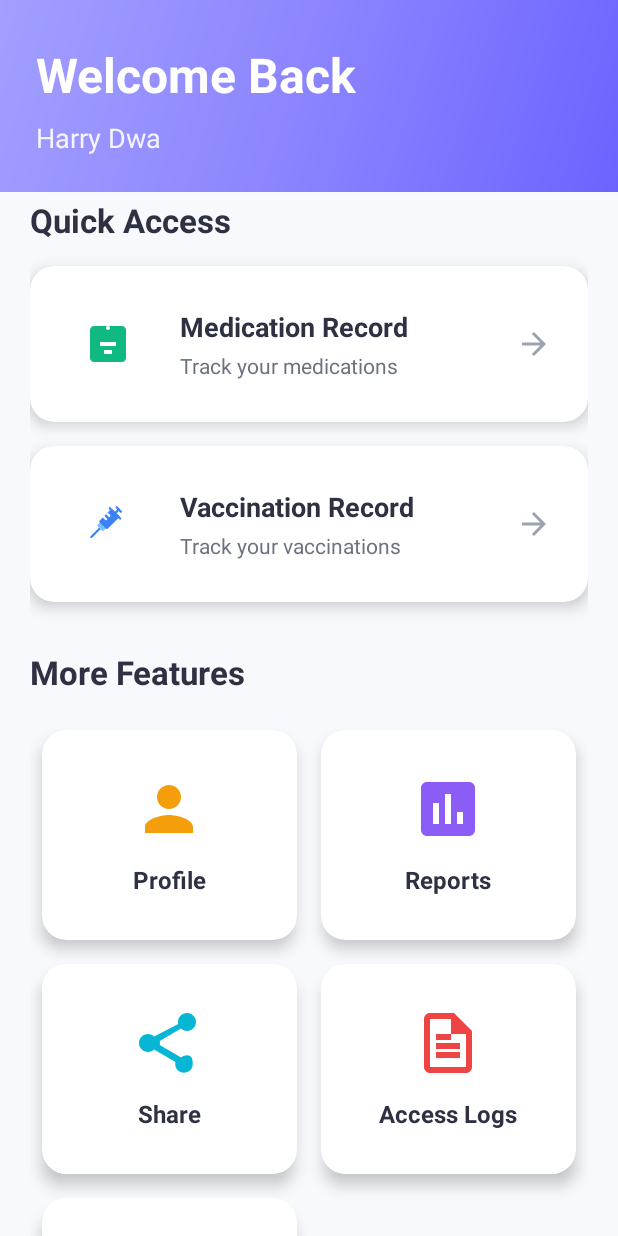
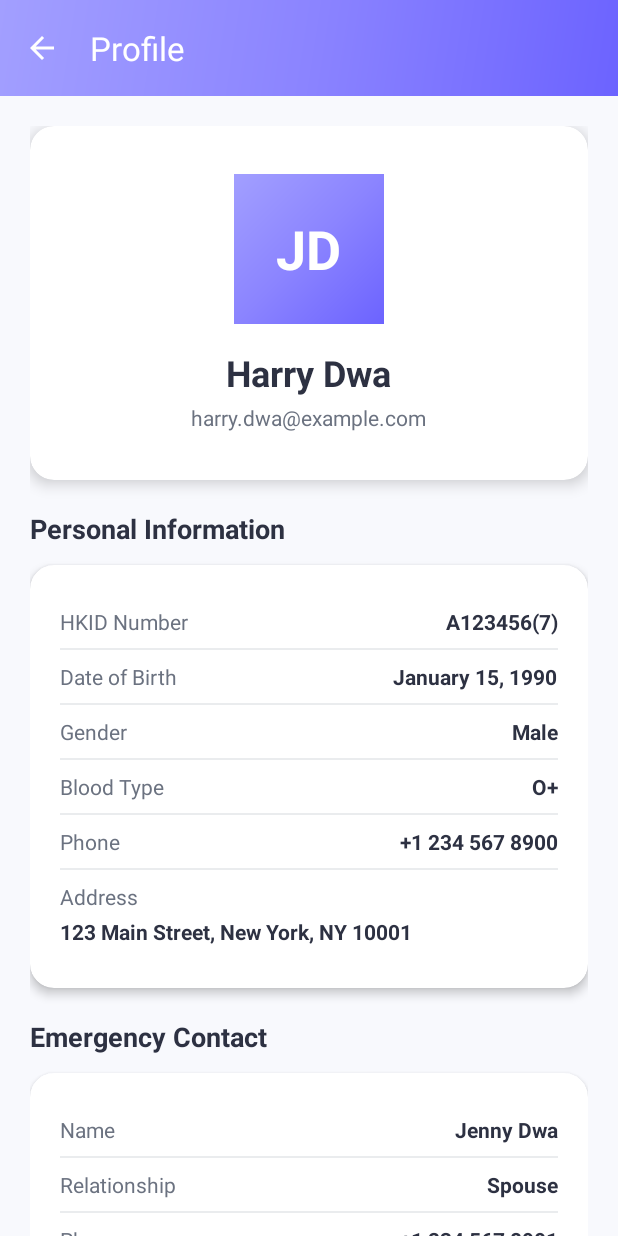
Before and after one commit to CC-LI-Jeffrey/Blockchain-based-Health-Wallet, an Android app: the screen it shows after launch (MainActivity before the commit, ProfileActivity after it), after a tap on "Profile", on a phone screen of 412 x 824 dp. Run offline under Robolectric (Android 15) with nearby library versions, the phone set to English and light mode, and no system bars; 2 other taps on this screen came first.

Commit message:
Implement Profile Page with dummy info

```diff
--- a/app/src/main/java/com/fyp/blockchainhealthwallet/MainActivity.kt
+++ b/app/src/main/java/com/fyp/blockchainhealthwallet/MainActivity.kt
@@ -38,7 +38,7 @@ class MainActivity : AppCompatActivity() {
         }
 
         findViewById<CardView>(R.id.cardProfile).setOnClickListener {
-            navigateToScreen("Profile")
+            startActivity(android.content.Intent(this, ProfileActivity::class.java))
         }
 
         findViewById<CardView>(R.id.cardReports).setOnClickListener {
--- /dev/null
+++ b/app/src/main/java/com/fyp/blockchainhealthwallet/ProfileActivity.kt
@@ -0,0 +1,26 @@
+package com.fyp.blockchainhealthwallet
+
+import android.os.Bundle
+import androidx.appcompat.app.AppCompatActivity
+import com.google.android.material.appbar.MaterialToolbar
+
+class ProfileActivity : AppCompatActivity() {
+
+    private lateinit var toolbar: MaterialToolbar
+
+    override fun onCreate(savedInstanceState: Bundle?) {
+        super.onCreate(savedInstanceState)
+        setContentView(R.layout.activity_profile)
+
+        // Setup toolbar
+        toolbar = findViewById(R.id.toolbar)
+        setSupportActionBar(toolbar)
+        supportActionBar?.setDisplayHomeAsUpEnabled(true)
+        supportActionBar?.title = "Profile"
+    }
+
+    override fun onSupportNavigateUp(): Boolean {
+        onBackPressed()
+        return true
+    }
+}
--- /dev/null
+++ b/app/src/main/res/layout/activity_profile.xml
@@ -0,0 +1,431 @@
+<?xml version="1.0" encoding="utf-8"?>
+<androidx.coordinatorlayout.widget.CoordinatorLayout xmlns:android="http://schemas.android.com/apk/res/android"
+    xmlns:app="http://schemas.android.com/apk/res-auto"
+    xmlns:tools="http://schemas.android.com/tools"
+    android:layout_width="match_parent"
+    android:layout_height="match_parent"
+    android:background="@color/background"
+    tools:context=".ProfileActivity">
+
+    <com.google.android.material.appbar.AppBarLayout
+        android:layout_width="match_parent"
+        android:layout_height="wrap_content"
+        android:theme="@style/ThemeOverlay.AppCompat.Dark.ActionBar">
+
+        <com.google.android.material.appbar.MaterialToolbar
+            android:id="@+id/toolbar"
+            android:layout_width="match_parent"
+            android:layout_height="?attr/actionBarSize"
+            android:background="@drawable/gradient_background"
+            android:elevation="4dp"
+            app:title="Profile"
+            app:titleTextColor="@color/white" />
+    </com.google.android.material.appbar.AppBarLayout>
+
+    <androidx.core.widget.NestedScrollView
+        android:layout_width="match_parent"
+        android:layout_height="match_parent"
+        app:layout_behavior="@string/appbar_scrolling_view_behavior">
+
+        <LinearLayout
+            android:layout_width="match_parent"
+            android:layout_height="wrap_content"
+            android:orientation="vertical"
+            android:padding="20dp">
+
+            <!-- Profile Header Card -->
+            <androidx.cardview.widget.CardView
+                android:layout_width="match_parent"
+                android:layout_height="wrap_content"
+                android:layout_marginBottom="20dp"
+                app:cardCornerRadius="16dp"
+                app:cardElevation="6dp">
+
+                <LinearLayout
+                    android:layout_width="match_parent"
+                    android:layout_height="wrap_content"
+                    android:gravity="center"
+                    android:orientation="vertical"
+                    android:padding="32dp">
+
+                    <!-- Profile Picture -->
+                    <FrameLayout
+                        android:layout_width="100dp"
+                        android:layout_height="100dp"
+                        android:background="@drawable/gradient_background">
+
+                        <TextView
+                            android:layout_width="wrap_content"
+                            android:layout_height="wrap_content"
+                            android:layout_gravity="center"
+                            android:text="JD"
+                            android:textColor="@color/white"
+                            android:textSize="36sp"
+                            android:textStyle="bold" />
+                    </FrameLayout>
+
+                    <!-- Name -->
+                    <TextView
+                        android:id="@+id/tvProfileName"
+                        android:layout_width="wrap_content"
+                        android:layout_height="wrap_content"
+                        android:layout_marginTop="16dp"
+                        android:text="Harry Dwa"
+                        android:textColor="@color/text_primary"
+                        android:textSize="24sp"
+                        android:textStyle="bold" />
+
+                    <!-- Email -->
+                    <TextView
+                        android:id="@+id/tvProfileEmail"
+                        android:layout_width="wrap_content"
+                        android:layout_height="wrap_content"
+                        android:layout_marginTop="4dp"
+                        android:text="harry.dwa@example.com"
+                        android:textColor="@color/text_secondary"
+                        android:textSize="14sp" />
+                </LinearLayout>
+            </androidx.cardview.widget.CardView>
+
+            <!-- Personal Information Section -->
+            <TextView
+                android:layout_width="wrap_content"
+                android:layout_height="wrap_content"
+                android:layout_marginBottom="12dp"
+                android:text="Personal Information"
+                android:textColor="@color/text_primary"
+                android:textSize="18sp"
+                android:textStyle="bold" />
+
+            <!-- Personal Info Card -->
+            <androidx.cardview.widget.CardView
+                android:layout_width="match_parent"
+                android:layout_height="wrap_content"
+                android:layout_marginBottom="20dp"
+                app:cardCornerRadius="16dp"
+                app:cardElevation="4dp">
+
+                <LinearLayout
+                    android:layout_width="match_parent"
+                    android:layout_height="wrap_content"
+                    android:orientation="vertical"
+                    android:padding="20dp">
+
+                    <!-- HKID Number -->
+                    <LinearLayout
+                        android:layout_width="match_parent"
+                        android:layout_height="wrap_content"
+                        android:orientation="horizontal"
+                        android:paddingTop="8dp"
+                        android:paddingBottom="8dp">
+
+                        <TextView
+                            android:layout_width="0dp"
+                            android:layout_height="wrap_content"
+                            android:layout_weight="1"
+                            android:text="HKID Number"
+                            android:textColor="@color/text_secondary"
+                            android:textSize="14sp" />
+
+                        <TextView
+                            android:id="@+id/tvHKID"
+                            android:layout_width="wrap_content"
+                            android:layout_height="wrap_content"
+                            android:text="A123456(7)"
+                            android:textColor="@color/text_primary"
+                            android:textSize="14sp"
+                            android:textStyle="bold" />
+                    </LinearLayout>
+
+                    <View
+                        android:layout_width="match_parent"
+                        android:layout_height="1dp"
+                        android:background="@color/text_hint"
+                        android:alpha="0.2" />
+
+                    <!-- Date of Birth -->
+                    <LinearLayout
+                        android:layout_width="match_parent"
+                        android:layout_height="wrap_content"
+                        android:orientation="horizontal"
+                        android:paddingTop="8dp"
+                        android:paddingBottom="8dp">
+
+                        <TextView
+                            android:layout_width="0dp"
+                            android:layout_height="wrap_content"
+                            android:layout_weight="1"
+                            android:text="Date of Birth"
+                            android:textColor="@color/text_secondary"
+                            android:textSize="14sp" />
+
+                        <TextView
+                            android:id="@+id/tvDOB"
+                            android:layout_width="wrap_content"
+                            android:layout_height="wrap_content"
+                            android:text="January 15, 1990"
+                            android:textColor="@color/text_primary"
+                            android:textSize="14sp"
+                            android:textStyle="bold" />
+                    </LinearLayout>
+
+                    <View
+                        android:layout_width="match_parent"
+                        android:layout_height="1dp"
+                        android:background="@color/text_hint"
+                        android:alpha="0.2" />
+
+                    <!-- Gender -->
+                    <LinearLayout
+                        android:layout_width="match_parent"
+                        android:layout_height="wrap_content"
+                        android:orientation="horizontal"
+                        android:paddingTop="8dp"
+                        android:paddingBottom="8dp">
+
+                        <TextView
+                            android:layout_width="0dp"
+                            android:layout_height="wrap_content"
+                            android:layout_weight="1"
+                            android:text="Gender"
+                            android:textColor="@color/text_secondary"
+                            android:textSize="14sp" />
+
+                        <TextView
+                            android:id="@+id/tvGender"
+                            android:layout_width="wrap_content"
+                            android:layout_height="wrap_content"
+                            android:text="Male"
+                            android:textColor="@color/text_primary"
+                            android:textSize="14sp"
+                            android:textStyle="bold" />
+                    </LinearLayout>
+
+                    <View
+                        android:layout_width="match_parent"
+                        android:layout_height="1dp"
+                        android:background="@color/text_hint"
+                        android:alpha="0.2" />
+
+                    <!-- Blood Type -->
+                    <LinearLayout
+                        android:layout_width="match_parent"
+                        android:layout_height="wrap_content"
+                        android:orientation="horizontal"
+                        android:paddingTop="8dp"
+                        android:paddingBottom="8dp">
+
+                        <TextView
+                            android:layout_width="0dp"
+                            android:layout_height="wrap_content"
+                            android:layout_weight="1"
+                            android:text="Blood Type"
+                            android:textColor="@color/text_secondary"
+                            android:textSize="14sp" />
+
+                        <TextView
+                            android:id="@+id/tvBloodType"
+                            android:layout_width="wrap_content"
+                            android:layout_height="wrap_content"
+                            android:text="O+"
+                            android:textColor="@color/text_primary"
+                            android:textSize="14sp"
+                            android:textStyle="bold" />
+                    </LinearLayout>
+
+                    <View
+                        android:layout_width="match_parent"
+                        android:layout_height="1dp"
+                        android:background="@color/text_hint"
+                        android:alpha="0.2" />
+
+                    <!-- Phone -->
+                    <LinearLayout
+                        android:layout_width="match_parent"
+                        android:layout_height="wrap_content"
+                        android:orientation="horizontal"
+                        android:paddingTop="8dp"
+                        android:paddingBottom="8dp">
+
+                        <TextView
+                            android:layout_width="0dp"
+                            android:layout_height="wrap_content"
+                            android:layout_weight="1"
+                            android:text="Phone"
+                            android:textColor="@color/text_secondary"
+                            android:textSize="14sp" />
+
+                        <TextView
+                            android:id="@+id/tvPhone"
+                            android:layout_width="wrap_content"
+                            android:layout_height="wrap_content"
+                            android:text="+1 234 567 8900"
+                            android:textColor="@color/text_primary"
+                            android:textSize="14sp"
+                            android:textStyle="bold" />
+                    </LinearLayout>
+
+                    <View
+                        android:layout_width="match_parent"
+                        android:layout_height="1dp"
+                        android:background="@color/text_hint"
+                        android:alpha="0.2" />
+
+                    <!-- Address -->
+                    <LinearLayout
+                        android:layout_width="match_parent"
+                        android:layout_height="wrap_content"
+                        android:orientation="vertical"
+                        android:paddingTop="8dp"
+                        android:paddingBottom="8dp">
+
+                        <TextView
+                            android:layout_width="wrap_content"
+                            android:layout_height="wrap_content"
+                            android:text="Address"
+                            android:textColor="@color/text_secondary"
+                            android:textSize="14sp" />
+
+                        <TextView
+                            android:id="@+id/tvAddress"
+                            android:layout_width="wrap_content"
+                            android:layout_height="wrap_content"
+                            android:layout_marginTop="4dp"
+                            android:text="123 Main Street, New York, NY 10001"
+                            android:textColor="@color/text_primary"
+                            android:textSize="14sp"
+                            android:textStyle="bold" />
+                    </LinearLayout>
+                </LinearLayout>
+            </androidx.cardview.widget.CardView>
+
+            <!-- Emergency Contact Section -->
+            <TextView
+                android:layout_width="wrap_content"
+                android:layout_height="wrap_content"
+                android:layout_marginBottom="12dp"
+                android:text="Emergency Contact"
+                android:textColor="@color/text_primary"
+                android:textSize="18sp"
+                android:textStyle="bold" />
+
+            <!-- Emergency Contact Card -->
+            <androidx.cardview.widget.CardView
+                android:layout_width="match_parent"
+                android:layout_height="wrap_content"
+                android:layout_marginBottom="20dp"
+                app:cardCornerRadius="16dp"
+                app:cardElevation="4dp">
+
+                <LinearLayout
+                    android:layout_width="match_parent"
+                    android:layout_height="wrap_content"
+                    android:orientation="vertical"
+                    android:padding="20dp">
+
+                    <!-- Contact Name -->
+                    <LinearLayout
+                        android:layout_width="match_parent"
+                        android:layout_height="wrap_content"
+                        android:orientation="horizontal"
+                        android:paddingTop="8dp"
+                        android:paddingBottom="8dp">
+
+                        <TextView
+                            android:layout_width="0dp"
+                            android:layout_height="wrap_content"
+                            android:layout_weight="1"
+                            android:text="Name"
+                            android:textColor="@color/text_secondary"
+                            android:textSize="14sp" />
+
+                        <TextView
+                            android:id="@+id/tvEmergencyName"
+                            android:layout_width="wrap_content"
+                            android:layout_height="wrap_content"
+                            android:text="Jenny Dwa"
+                            android:textColor="@color/text_primary"
+                            android:textSize="14sp"
+                            android:textStyle="bold" />
+                    </LinearLayout>
+
+                    <View
+                        android:layout_width="match_parent"
+                        android:layout_height="1dp"
+                        android:background="@color/text_hint"
+                        android:alpha="0.2" />
+
+                    <!-- Relationship -->
+                    <LinearLayout
+                        android:layout_width="match_parent"
+                        android:layout_height="wrap_content"
+                        android:orientation="horizontal"
+                        android:paddingTop="8dp"
+                        android:paddingBottom="8dp">
+
+                        <TextView
+                            android:layout_width="0dp"
+                            android:layout_height="wrap_content"
+                            android:layout_weight="1"
+                            android:text="Relationship"
+                            android:textColor="@color/text_secondary"
+                            android:textSize="14sp" />
+
+                        <TextView
+                            android:id="@+id/tvEmergencyRelation"
+                            android:layout_width="wrap_content"
+                            android:layout_height="wrap_content"
+                            android:text="Spouse"
+                            android:textColor="@color/text_primary"
+                            android:textSize="14sp"
+                            android:textStyle="bold" />
+                    </LinearLayout>
+
+                    <View
+                        android:layout_width="match_parent"
+                        android:layout_height="1dp"
+                        android:background="@color/text_hint"
+                        android:alpha="0.2" />
+
+                    <!-- Contact Phone -->
+                    <LinearLayout
+                        android:layout_width="match_parent"
+                        android:layout_height="wrap_content"
+                        android:orientation="horizontal"
+                        android:paddingTop="8dp"
+                        android:paddingBottom="8dp">
+
+                        <TextView
+                            android:layout_width="0dp"
+                            android:layout_height="wrap_content"
+                            android:layout_weight="1"
+                            android:text="Phone"
+                            android:textColor="@color/text_secondary"
+                            android:textSize="14sp" />
+
+                        <TextView
+                            android:id="@+id/tvEmergencyPhone"
+                            android:layout_width="wrap_content"
+                            android:layout_height="wrap_content"
+                            android:text="+1 234 567 8901"
+                            android:textColor="@color/text_primary"
+                            android:textSize="14sp"
+                            android:textStyle="bold" />
+                    </LinearLayout>
+                </LinearLayout>
+            </androidx.cardview.widget.CardView>
+
+            <!-- Edit Profile Button -->
+            <com.google.android.material.button.MaterialButton
+                android:id="@+id/btnEditProfile"
+                android:layout_width="match_parent"
+                android:layout_height="56dp"
+                android:layout_marginTop="8dp"
+                android:text="Edit Profile"
+                android:textSize="16sp"
+                app:backgroundTint="@color/primary"
+                app:cornerRadius="12dp" />
+        </LinearLayout>
+    </androidx.core.widget.NestedScrollView>
+
+</androidx.coordinatorlayout.widget.CoordinatorLayout>
```
Also changed, not shown: app/src/main/AndroidManifest.xml (+12 -0 lines).
